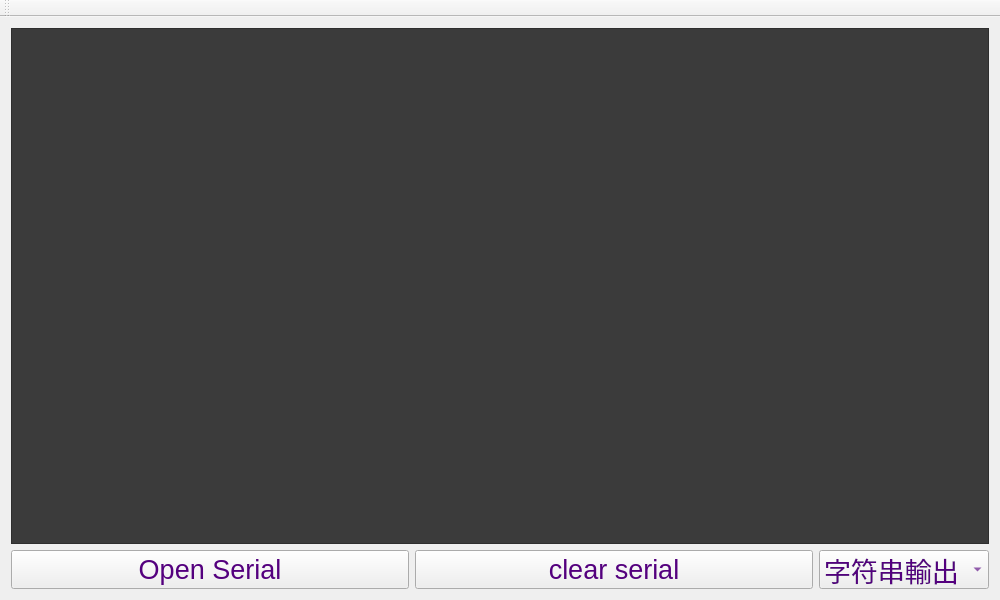
Above: mainwindow.ui from seblee/eland_com before the change. Below: the same form after it.
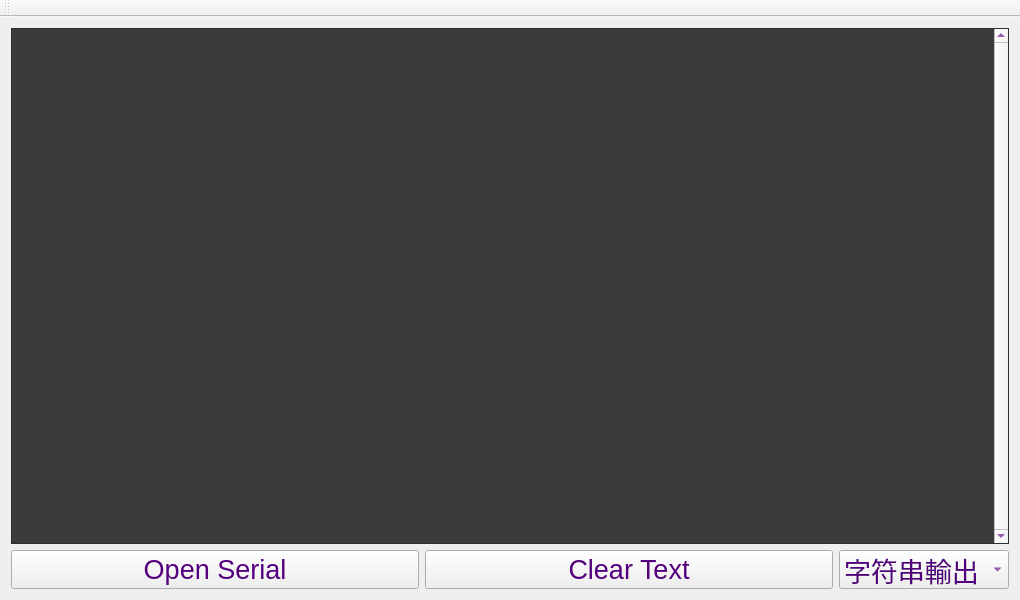
That is the form after the change. Icons and pictures are not drawn.

Diff of the .ui file:
```diff
--- a/mainwindow.ui
+++ b/mainwindow.ui
@@ -6,7 +6,7 @@
    <rect>
     <x>0</x>
     <y>0</y>
-    <width>1000</width>
+    <width>1020</width>
     <height>600</height>
    </rect>
   </property>
@@ -35,6 +35,9 @@
 color: rgb(85, 255, 255);
 background-color: rgb(59, 59, 59);</string>
         </property>
+        <property name="verticalScrollBarPolicy">
+         <enum>Qt::ScrollBarAlwaysOn</enum>
+        </property>
         <property name="horizontalScrollBarPolicy">
          <enum>Qt::ScrollBarAlwaysOff</enum>
         </property>
@@ -83,7 +86,7 @@
            <bool>false</bool>
           </property>
           <property name="text">
-           <string>clear serial</string>
+           <string>Clear Text</string>
           </property>
          </widget>
         </item>
```
Left out of the diff: 25 changed lines with no effect on the pictures.
